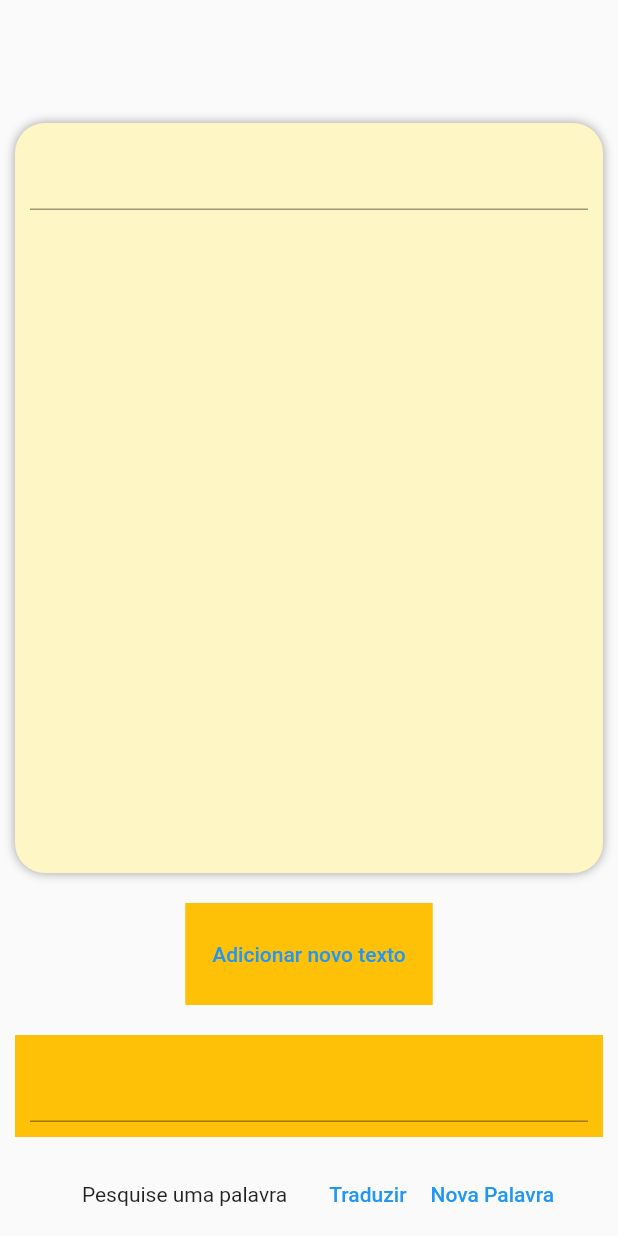
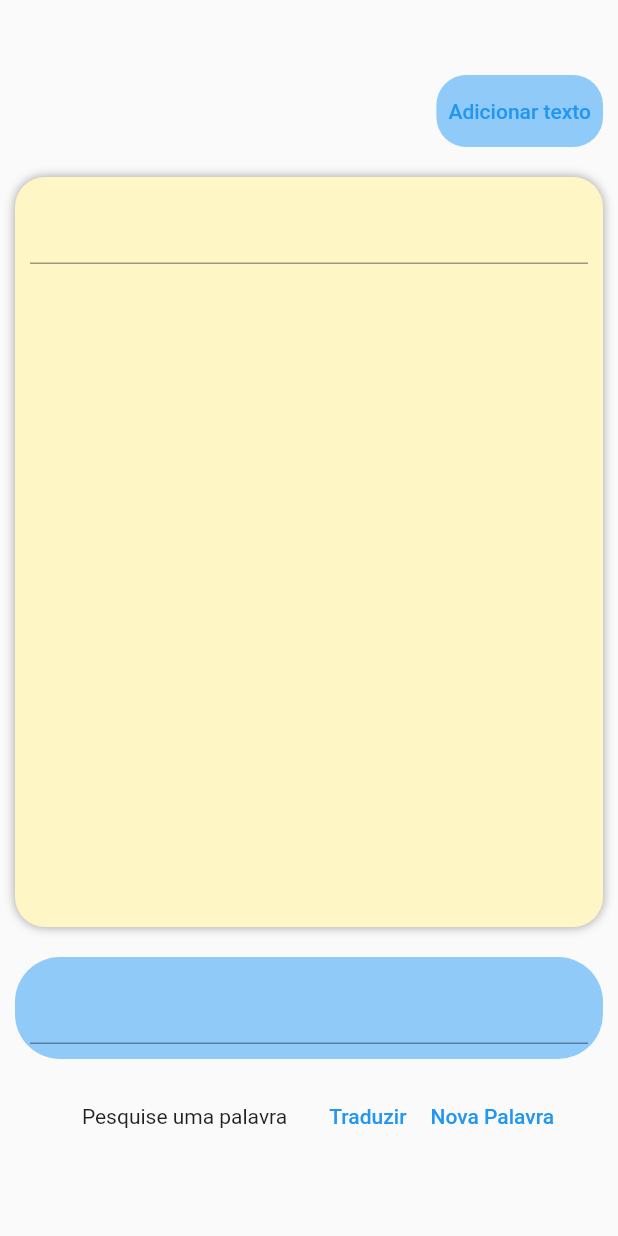
Before and after one commit to Tiago-Salles/read-text, a Flutter app: the screen it shows after launch, after a tap on "Modo leitura", on a phone screen of 412 x 824 dp. Run offline on Flutter 3.47's test engine with Material 2 defaults, Android fonts, the phone set to English and light mode, and no system bars; missing offline and left inert: translator.

Commit message:
Feat: Created some features in the HomePage

```diff
--- a/lib/app/presenter/pages/home/home_page.dart
+++ b/lib/app/presenter/pages/home/home_page.dart
@@ -27,9 +27,34 @@ class _HomePageState extends State<HomePage> {
   @override
   Widget build(BuildContext context) {
     return Scaffold(
-      body: Column(
+      body: SingleChildScrollView(
+        child: Expanded(
+          child: Column(
             mainAxisAlignment: MainAxisAlignment.end,
             children: <Widget>[
+              const SizedBox(height: 40),
+              Row(
+                mainAxisAlignment: MainAxisAlignment.end,
+                children: [
+                  Container(
+                    margin: const EdgeInsets.all(10),
+                    decoration: BoxDecoration(
+                      color: Colors.blue[200],
+                      borderRadius: BorderRadius.circular(20),
+                    ),
+                    child: TextButton(
+                      onPressed: () {
+                        setState(() {
+                          readOnly = !readOnly;
+                        });
+                      },
+                      child: Text(
+                        readOnly == false ? "Modo leitura" : "Adicionar texto",
+                      ),
+                    ),
+                  ),
+                ],
+              ),
               Container(
                 padding: const EdgeInsets.all(10),
                 margin: const EdgeInsets.all(10),
@@ -53,25 +78,9 @@ class _HomePageState extends State<HomePage> {
               Container(
                 padding: const EdgeInsets.all(10),
                 margin: const EdgeInsets.all(10),
-            decoration: const BoxDecoration(
-              color: Colors.amber,
-            ),
-            child: TextButton(
-              onPressed: () {
-                setState(() {
-                  readOnly = !readOnly;
-                });
-              },
-              child: Text(
-                readOnly == false ? "Modo leitura" : "Adicionar novo texto",
-              ),
-            ),
-          ),
-          Container(
-            padding: const EdgeInsets.all(10),
-            margin: const EdgeInsets.all(10),
-            decoration: const BoxDecoration(
-              color: Colors.amber,
+                decoration: BoxDecoration(
+                  color: Colors.blue[200],
+                  borderRadius: BorderRadius.circular(30),
                 ),
                 child: TextFormField(
                   controller: textController,
@@ -92,7 +101,8 @@ class _HomePageState extends State<HomePage> {
                         } else {
                           return const Text("Pesquise uma palavra");
                         }
-                    }),
+                      },
+                    ),
                   ),
                   TextButton(
                     onPressed: () {
@@ -110,6 +120,8 @@ class _HomePageState extends State<HomePage> {
               )
             ],
           ),
+        ),
+      ),
     );
   }
 }
```
Lines whose indentation alone changed are shown as unchanged.
